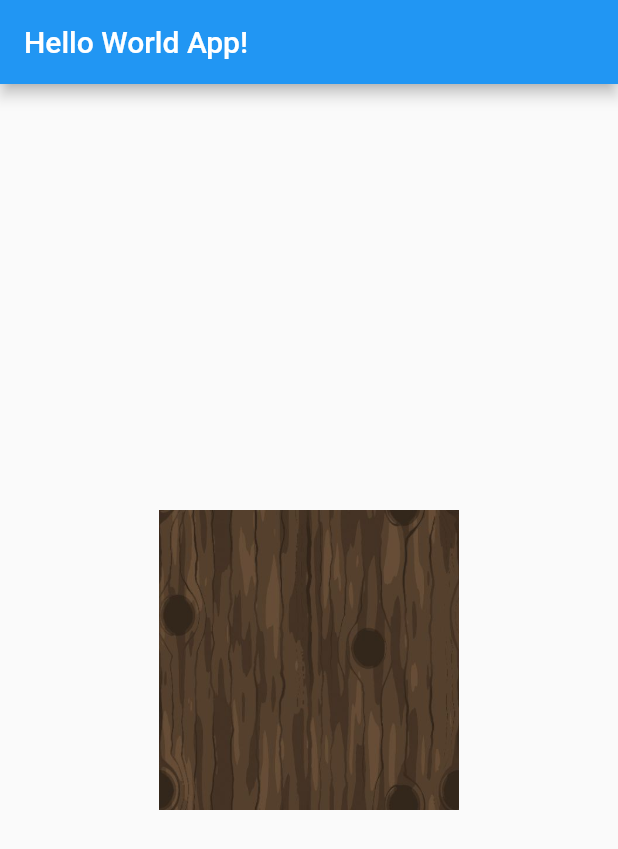
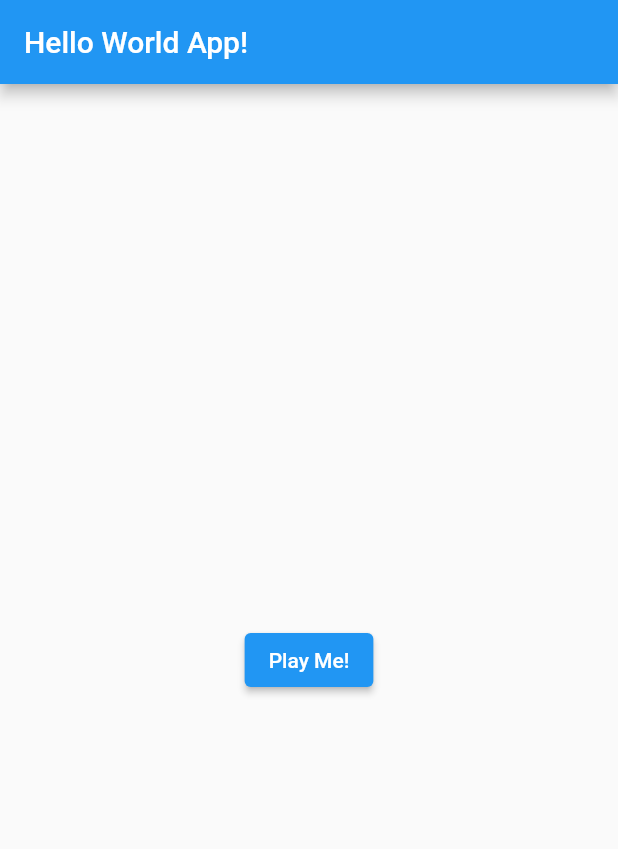
Before and after one commit to galileo-academy-wmiw/robin.dommelen-flutter, a Flutter app: the screen it shows after launch, on a phone screen of 412 x 824 dp. Shown: the top 849 px of the screen. Run offline on Flutter 3.47's test engine with Material 2 defaults, Android fonts, the phone set to English and light mode, and no system bars; our stand-ins replace audioplayers.

Commit message:
push: H4.9

```diff
--- a/hello-world/lib/main.dart
+++ b/hello-world/lib/main.dart
@@ -1,4 +1,7 @@
 import 'package:flutter/material.dart';
+import 'package:audioplayers/audioplayers.dart';
+
+final AudioPlayer audioPlayer = AudioPlayer();
 
 void main() => runApp(const AppRoot());
 
@@ -20,6 +23,6 @@ class AppTree extends StatelessWidget {
 
   @override
   Widget build(BuildContext context) {
-    return Image.asset("assets/bark.jpg", width: 200, height: 200, fit: BoxFit.fill,);
+    return ElevatedButton(onPressed: () {audioPlayer.play(AssetSource("waterfall.mp3"));}, child: Text("Play Me!"));
   }
 }
--- a/hello-world/pubspec.yaml
+++ b/hello-world/pubspec.yaml
@@ -35,6 +35,7 @@ dependencies:
   # The following adds the Cupertino Icons font to your application.
   # Use with the CupertinoIcons class for iOS style icons.
   cupertino_icons: ^1.0.2
+  audioplayers: ^3.0.1
 
 dev_dependencies:
   flutter_test:
@@ -65,6 +66,7 @@ flutter:
 
   assets:
     - assets/bark.jpg
+    - assets/waterfall.mp3
 
   # An image asset can refer to one or more resolution-specific "variants", see
   # https://flutter.dev/assets-and-images/#resolution-aware
```
Also changed, not shown: hello-world/pubspec.lock, 3 other files.
